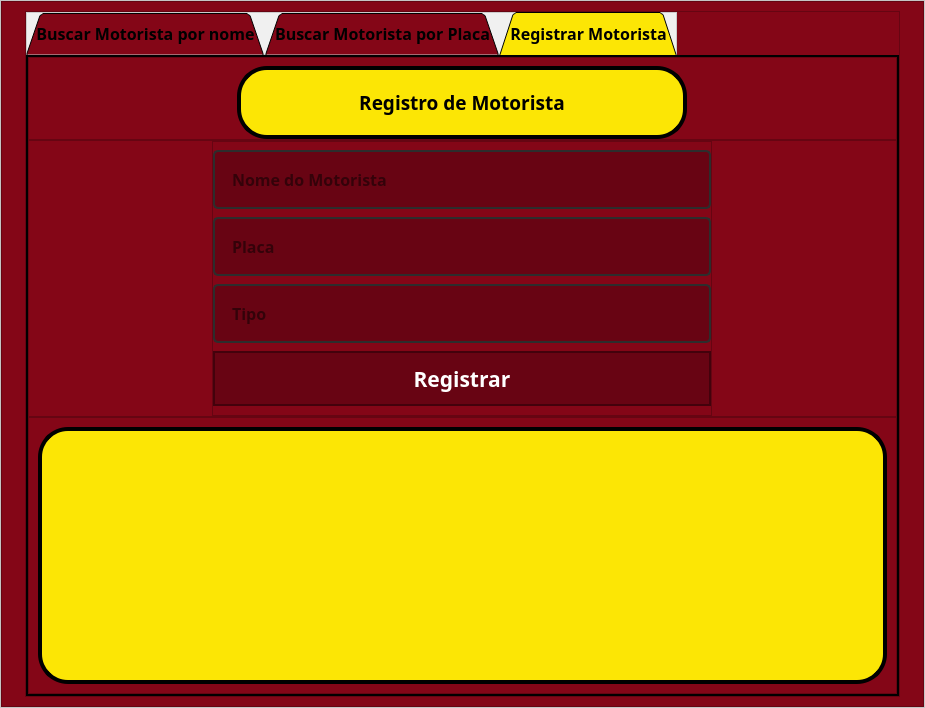
Before: the Qt Designer form src/views/gui_main.ui in AlissonTxD/Gerenciador_de_Motoristas_MVC_PYQT, drawn with Qt 5.
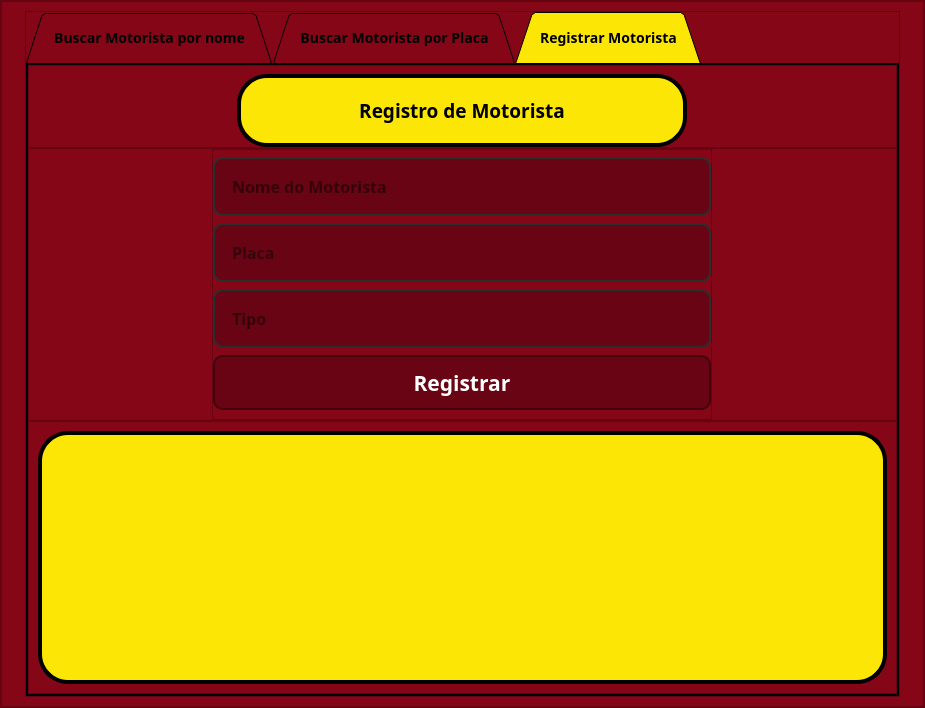
After: the same form once the commit is applied. The open tabs and pages were chosen to show the change. Icons and pictures are not drawn.

What changed in the file:
```diff
--- a/src/views/gui_main.ui
+++ b/src/views/gui_main.ui
@@ -17,10 +17,16 @@
    <iconset>
     <normaloff>../../midia/logo/icone.ico</normaloff>../../midia/logo/icone.ico</iconset>
   </property>
+  <property name="styleSheet">
+   <string notr="true">background-color: rgb(132, 6, 23);</string>
+  </property>
   <property name="toolButtonStyle">
    <enum>Qt::ToolButtonIconOnly</enum>
   </property>
   <widget class="QWidget" name="centralwidget">
+   <property name="styleSheet">
+    <string notr="true"/>
+   </property>
    <layout class="QVBoxLayout" name="verticalLayout">
     <property name="spacing">
      <number>0</number>
@@ -40,7 +46,9 @@
     <item>
      <widget class="QFrame" name="MainFrame">
       <property name="styleSheet">
-       <string notr="true">background-color: rgb(255, 255, 255);</string>
+       <string notr="true">QFrame:{
+	background-color: rgb(132, 6, 23);
+}</string>
       </property>
       <property name="frameShape">
        <enum>QFrame::StyledPanel</enum>
@@ -67,7 +75,9 @@
        <item>
         <widget class="QFrame" name="fundo">
          <property name="styleSheet">
-          <string notr="true">background-color: rgb(132, 6, 23);</string>
+          <string notr="true">Qframe{
+background-color: rgb(132, 6, 23);
+}</string>
          </property>
          <property name="frameShape">
           <enum>QFrame::StyledPanel</enum>
@@ -85,7 +95,7 @@
              </size>
             </property>
             <property name="styleSheet">
-             <string notr="true">background-color: rgb(132, 6, 23);</string>
+             <string notr="true"/>
             </property>
             <property name="frameShape">
              <enum>QFrame::StyledPanel</enum>
@@ -123,29 +133,31 @@
                 <bool>false</bool>
                </property>
                <property name="styleSheet">
-                <string notr="true">QTabBar {
- background-color: #f0f0f0;
- border: 1px solid #ccc;
+                <string notr="true">QTabBar::tab {
+    border: 5px solid black;
+    padding: 10px;
+    font-size: 14px;
+    color: black;
+border: 4px solid black;
 }
 
-QTabBar::tab{
-background-color: rgb(0, 0, 0);
-color: black;
-padding: 10px;
+QTabBar::tab:selected {
+    background-color: rgb(252, 230, 5);
+    color: black;
 }
 
-QTabBar::tab:selected{
-background-color: rgb(252, 230, 5);
-color: black;
-padding: 10px;
+QTabBar::tab:hover {
+    background-color: ; 
+	background-color: rgb(242, 220, 0);
+    color: white;
 }
 
-QTabWidget::pane{
-border: 2 solid black;
+QTabWidget::pane {
+    border: 2px solid black;
 }
 
 QTabWidget::tab-bar {
-    alignment: center;
+alignment: center;
 }</string>
                </property>
                <property name="tabPosition">
@@ -885,7 +897,7 @@
                          <property name="styleSheet">
                           <string notr="true">QLineEdit {
 border: 2px solid rgb(45, 45, 45);
-border-radius: 5px;
+border-radius: 10px;
 padding: 15px;
 background-color: rgb(104, 4, 19);
 }
@@ -921,7 +933,7 @@
                          <property name="styleSheet">
                           <string notr="true">QLineEdit {
 border: 2px solid rgb(45, 45, 45);
-border-radius: 5px;
+border-radius: 10px;
 padding: 15px;
 background-color: rgb(104, 4, 19);
 }
@@ -957,7 +969,7 @@
                          <property name="styleSheet">
                           <string notr="true">QLineEdit {
 border: 2px solid rgb(45, 45, 45);
-border-radius: 5px;
+border-radius: 10px;
 padding: 15px;
 background-color: rgb(104, 4, 19);
 }
@@ -1000,6 +1012,7 @@
                           <string notr="true">QPushButton{
 background-color: rgb(104, 4, 19);
 border: 2px solid rgb(67, 2, 12);
+border-radius: 10px;
 color: rgb(255, 255, 255);
 }
 
@@ -1015,6 +1028,11 @@
 color: rgb(0, 0, 255)
 }
 
+QPushButton:disabled {
+background-color: #cccccc; /* Cinza */
+ border: 2px solid #999999;
+color: #666666; /* Texto cinza escuro */
+}
 </string>
                          </property>
                          <property name="text">
@@ -1030,6 +1048,9 @@
                  </item>
                  <item>
                   <widget class="QFrame" name="frame">
+                   <property name="styleSheet">
+                    <string notr="true">background-color: rgb(132, 6, 23);</string>
+                   </property>
                    <property name="frameShape">
                     <enum>QFrame::StyledPanel</enum>
                    </property>
```
Left out of the diff: 29 changed lines with no effect on the pictures.
